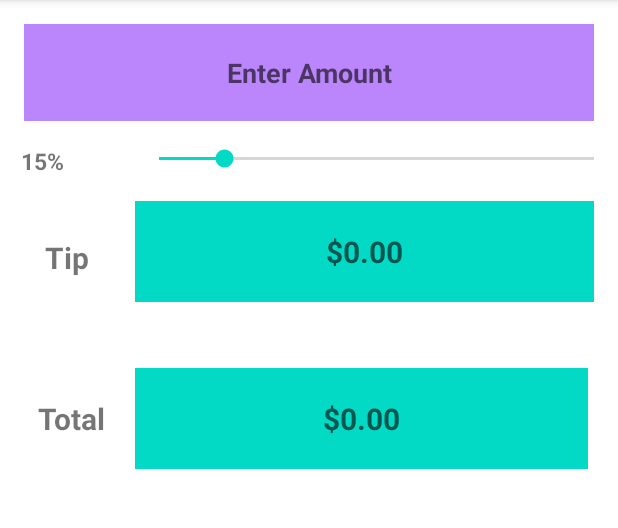
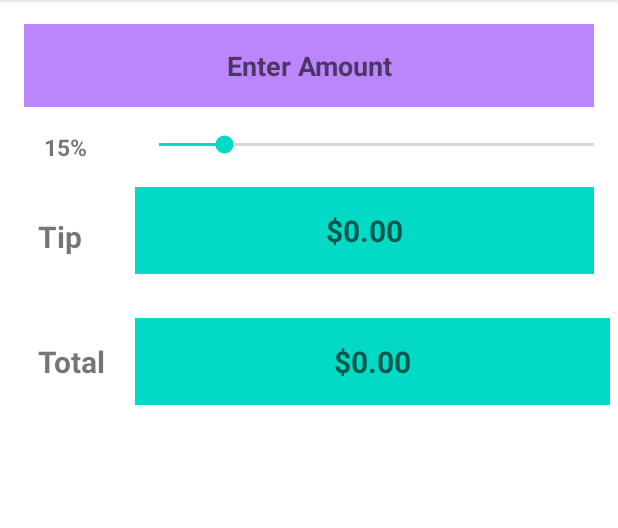
Before and after one commit to abdel1413/TipCalculator, an Android app: the screen it shows after launch (MainActivity), on a phone screen of 412 x 824 dp, the part 84-612 px from its top. Run offline under Robolectric (Android 15) with nearby library versions, the phone set to English and light mode, and no system bars.

Commit message:
modified main activity and xml

```diff
--- a/app/src/main/java/tipcalculator/example/tipcalculator/MainActivity.java
+++ b/app/src/main/java/tipcalculator/example/tipcalculator/MainActivity.java
@@ -25,7 +25,6 @@ public class MainActivity extends AppCompatActivity implements TextWatcher, Seek
 
     //declare variables for the widgets
     private EditText editTextBillAmount;
-    private TextView textViewBillAmount;
     private TextView textView;
     private TextView tipAmount;
     private TextView totalAmount;
@@ -60,6 +59,7 @@ public class MainActivity extends AppCompatActivity implements TextWatcher, Seek
 
     @Override
     public void beforeTextChanged(CharSequence charSequence, int i, int i1, int i2) {
+
         calculate();
     }
 
--- a/app/src/main/res/layout/activity_main.xml
+++ b/app/src/main/res/layout/activity_main.xml
@@ -16,7 +16,7 @@
         android:layout_columnSpan="2"
         android:layout_row="0"
         android:ems="12"
-        android:padding="20dp"
+        android:padding="15dp"
         android:background="@color/purple_200"
         android:inputType="number"
         android:maxLength="6"
@@ -27,16 +27,21 @@
         android:layout_margin="16dp"
         android:importantForAutofill="no" />
 
+
+
     <TextView
-        android:id="@+id/textView_BillAmount"
-        android:layout_width="wrap_content"
+        android:id="@+id/textView"
+        android:layout_width="67dp"
         android:layout_height="wrap_content"
+        android:layout_row="1"
         android:layout_column="0"
-        android:layout_columnSpan="2"
-        android:layout_row="0"
-        android:layout_gravity="fill_horizontal"
-        android:labelFor="@id/editText_BillAmount"
-        android:textAppearance="@style/Base.TextAppearance.AppCompat.Medium"
+        android:layout_marginStart="10dp"
+        android:layout_marginLeft="10dp"
+        android:ems="2"
+        android:gravity="center_horizontal"
+        android:hint="@string/percentage"
+        android:textAlignment="center"
+        android:textSize="15sp"
         android:textStyle="bold" />
 
 
@@ -52,20 +57,7 @@
         android:max="100"
         android:progress="15"/>
 
-    <TextView
-        android:id="@+id/textView"
-        android:layout_width="wrap_content"
-        android:layout_height="wrap_content"
-        android:layout_row="1"
-        android:layout_column="0"
-        android:layout_marginStart="10dp"
-        android:layout_marginLeft="10dp"
-        android:ems="2"
-        android:gravity="center_horizontal"
-        android:hint="@string/percentage"
-        android:textAlignment="center"
-        android:textSize="15sp"
-        android:textStyle="bold" />
+
 
 
     <TextView
@@ -77,7 +69,7 @@
         android:text="@string/Tip"
         android:layout_marginStart="10dp"
         android:textSize="20sp"
-        android:padding="20dp"
+        android:padding="15dp"
         android:layout_margin="20dp"
         android:layout_marginLeft="10dp"
         android:textStyle="bold"/>
@@ -98,7 +90,7 @@
         android:hint="@string/Tip_Amount"
         android:textSize="20sp"
         android:gravity="center_horizontal"
-        android:padding="20dp"
+        android:padding="15dp"
         android:background="@color/teal_200"
         android:textStyle="bold"/>
 
@@ -113,7 +105,7 @@
         android:textSize="20sp"
         android:padding="15dp"
         android:layout_row="3"
-        android:layout_margin="20dp"
+        android:layout_margin="5dp"
         android:layout_marginLeft="10dp"
         android:textStyle="bold"/>
 
@@ -126,13 +118,13 @@
         android:layout_column="0"
         android:layout_columnSpan="2"
         android:layout_row="3"
-        android:padding="20dp"
+        android:padding="15dp"
         android:layout_marginLeft="90dp"
         android:layout_marginStart="90dp"
         android:background="@color/teal_200"
         android:textAlignment="center"
         android:gravity="center_horizontal"
-        android:layout_margin="20dp"
+        android:layout_margin="5dp"
         android:hint="@string/Total_Amount"
         android:textSize="20sp"
         android:textStyle="bold" />
```
